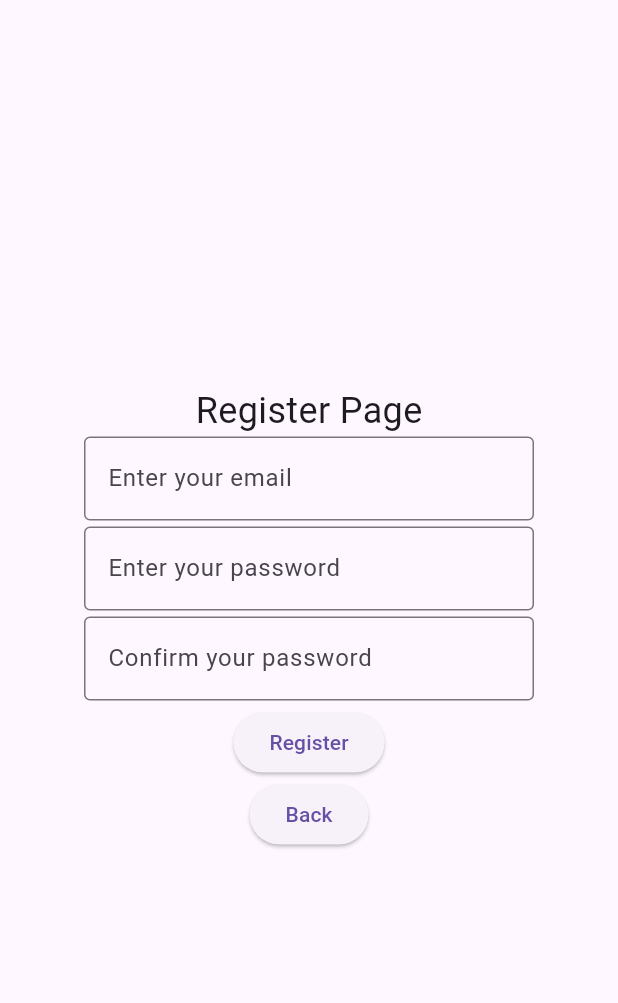
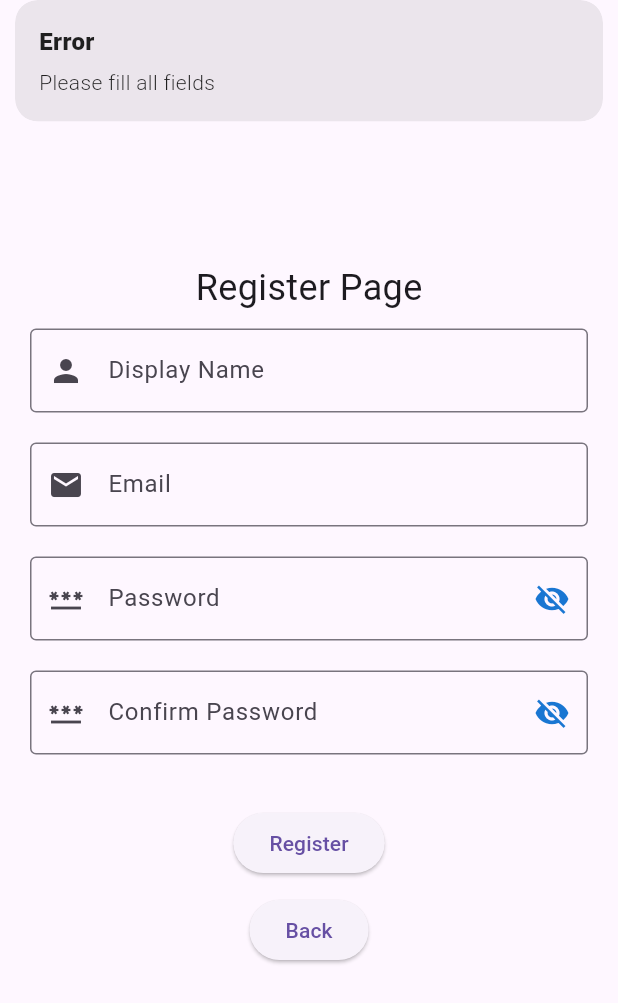
Before and after one commit to lohkaixuan/DoDo_Task, a Flutter app: the RegisterPage screen opened by its route, after a tap on "Register", on a phone screen of 412 x 824 dp. Shown: the top 1003 px of the screen. Run offline on Flutter 3.47's test engine with Material 3 defaults, Android fonts, the light colour scheme and no system bars; our stand-ins replace dio, get, shared_preferences; accounts and stored records are empty.

Commit message:
register

```diff
--- a/lib/controller/AuthController.dart
+++ b/lib/controller/AuthController.dart
@@ -5,8 +5,7 @@ import '../api/apis.dart';
 import '../route/pages.dart';
 
 class AuthGetxController extends GetxController {
-  final DioClient client;
-  AuthGetxController(this.client);
+  final dioClient = DioClient();
 
   // form controllers owned by GetX (UI stays thin)
   final email = TextEditingController();
@@ -40,28 +39,21 @@ class AuthGetxController extends GetxController {
     // }
   }
 
-  Future<void> register(String name) async {
-    if (email.text.trim().isEmpty || password.text.isEmpty) {
-      Get.snackbar('Register', 'Please fill all fields');
-      return;
+  Future<void> register(String email, String password, String name) async {
+    try {
+      isLoading.value = true;
+      var res = await ApiService(dioClient).register(email, password, name);
+      if (res.status == 'success') {
+        Get.snackbar('Register', 'Registration successful. Please log in.');
+        Get.toNamed('/login');
+      } else {
+        Get.snackbar('Register failed', res.message);
+      }
+    } catch (e) {
+      Get.snackbar('Register error', e.toString());
+    } finally {
+      isLoading.value = false;
     }
-    // try {
-    //   isLoading.value = true;
-    //   final res = await client.dio.post(
-    //     '/auth/register',              // adjust if your API differs
-    //     data: {'name': name.trim(), 'email': email.text.trim(), 'password': password.text},
-    //   );
-    //   if (res.statusCode == 200 || res.statusCode == 201) {
-    //     Get.snackbar('Success', 'Account created. Please login.');
-    //    // Get.offAllNamed(AppRoutes.login);
-    //   } else {
-    //     Get.snackbar('Register failed', 'Server rejected the data');
-    //   }
-    // } catch (e) {
-    //   Get.snackbar('Register error', e.toString());
-    // } finally {
-    //   isLoading.value = false;
-    // }
   }
 
   void logout() {
--- a/lib/main.dart
+++ b/lib/main.dart
@@ -11,7 +11,8 @@ import 'route/pages.dart';
 
 void main() {
   WidgetsFlutterBinding.ensureInitialized(); // before runApp
-  runApp(const MyApp());
+   runApp(const MyApp());
+  Get.put(AuthGetxController());
 }
 
 class MyApp extends StatelessWidget {
--- a/lib/route/pages.dart
+++ b/lib/route/pages.dart
@@ -21,7 +21,7 @@ class AppPages {
     ),
     GetPage(
       name: '/register',
-      page: () => const RegisterPage(),
+      page: () =>  RegisterPage(),
     ),
   ];
 
--- a/lib/screen/Register.dart
+++ b/lib/screen/Register.dart
@@ -1,8 +1,33 @@
 import 'package:flutter/material.dart';
 import 'package:get/get.dart';
+import '../controller/authController.dart';
 
-class RegisterPage extends StatelessWidget {
-  const RegisterPage({super.key});
+class RegisterPage extends StatefulWidget {
+  RegisterPage({super.key});
+  @override
+  State<RegisterPage> createState() => _RegisterPageState();
+}
+
+class _RegisterPageState extends State<RegisterPage> {
+  final AuthGetxController controller = Get.find();
+  late List<Map<String, dynamic>> registerField;
+  late List<Map<String, dynamic>> registerButton;
+  bool passwordVisible = false;
+
+  @override
+  void initState() {
+    super.initState();
+    registerField = [
+      { 'label': 'Display Name', 'key': 'name', 'icon': Icons.person, 'controller': TextEditingController(), 'validator': (value) => value!.isEmpty ? 'Required' : null },
+      { 'label': 'Email', 'key': 'email', 'icon': Icons.email, 'controller': TextEditingController(),  'validator': (value) => value!.isEmpty ? 'Required' : null },
+      { 'label': 'Password', 'key': 'password', 'icon': Icons.password, 'controller': TextEditingController(),  'validator': (value) => value!.isEmpty ? 'Required' : null },
+      { 'label': 'Confirm Password', 'key': 'password2', 'icon': Icons.password, 'controller': TextEditingController(),  'validator': (value) => value!.isEmpty ? 'Required' : null }
+    ];
+    registerButton = [
+      { 'label': 'Register', 'action': () { /* Handle registration logic here */ }, },
+      { 'label': 'Back', 'action': () { Get.back(); }, },
+    ];
+  }
 
   @override
   Widget build(BuildContext context) {
@@ -16,51 +41,66 @@ class RegisterPage extends StatelessWidget {
                 'Register Page',
                 style: TextStyle(fontSize: 24),
               ),
-              const SizedBox(
-                width: 300,
-                height: 60,
-                child: TextField(
+              ...registerField.map((field) => Padding(
+                padding: const EdgeInsets.symmetric(horizontal: 20, vertical: 10),
+                child: TextFormField(
+                  keyboardType: field['key'] == 'email'
+                      ? TextInputType.emailAddress
+                      : TextInputType.text,
+                  controller: field['controller'] ,
                   decoration: InputDecoration(
-                    border: OutlineInputBorder(),
-                    labelText: 'Enter your email',
+                    labelText: field['label'] as String,
+                    prefixIcon: Icon(field['icon'] as IconData),
+                    border: const OutlineInputBorder(),
+                    suffixIcon: field['key'] == 'password' || field['key'] == 'password2'
+                        ? IconButton(
+                            onPressed: () {
+                              setState(() {
+                                passwordVisible = !passwordVisible;
+                              });
+                            },
+                            icon: Icon(
+                              passwordVisible ? Icons.visibility : Icons.visibility_off,
+                              color: Theme.of(context).primaryColorDark,
+                            ),
+                          )
+                        : null,
                   ),
+                  validator: (value) => value == null ? 'Required' : null,
+                  obscureText: (field['key'] == 'password' || field['key'] == 'password2') ? !passwordVisible : false,
                 ),
-              ),
-              const SizedBox(
-                width: 300,
-                height: 60,
-                child: TextField(
-                  decoration: InputDecoration(
-                    border: OutlineInputBorder(),
-                    labelText: 'Enter your password',
-                  ),
-                  obscureText: true,
+              )),
+              const SizedBox(height: 20),
+              ...registerButton.map((btn) => Padding(
+                padding: const EdgeInsets.symmetric(horizontal: 20, vertical: 5),
+                child: ElevatedButton(
+                  onPressed: () {
+                    if (btn['label'] == 'Register') {
+                      if (registerField[2]['controller'].text != registerField[3]['controller'].text) {
+                        Get.snackbar('Error', 'Passwords do not match');
+                        return;
+                      }
+                      if (registerField.any((field) => field['controller'].text.isEmpty)) {
+                        Get.snackbar('Error', 'Please fill all fields');
+                        return;
+                      }
+                      if (!GetUtils.isEmail(registerField[1]['controller'].text)) {
+                        Get.snackbar('Error', 'Invalid email format');
+                        return;
+                      }
+                      controller.register(
+                        registerField[1]['controller'].text,
+                        registerField[2]['controller'].text,
+                        registerField[0]['controller'].text,
+                      );
+
+                    } else if (btn['label'] == 'Back') {
+                      Get.back();
+                    }
+                  },
+                  child: Text(btn['label'] as String),
                 ),
-              ),
-              const SizedBox(
-                width: 300,
-                height: 60,
-                child: TextField(
-                  decoration: InputDecoration(
-                    border: OutlineInputBorder(),
-                    labelText: 'Confirm your password',
-                  ),
-                  obscureText: true,
-                ),
-              ),
-              ElevatedButton(
-                onPressed: () {
-                  // Handle registration logic here
-                },
-                child: const Text('Register'),
-              ),
-              ElevatedButton(
-                onPressed: () {
-                  // Handle registration logic here
-                  Get.back();
-                },
-                child: const Text('Back'),
-              ),
+              )),
             ],
           ),
         ),
```
Also changed, not shown: lib/api/apimodel.dart (+113 -0 lines), lib/api/apis.dart (+18 -3 lines).
